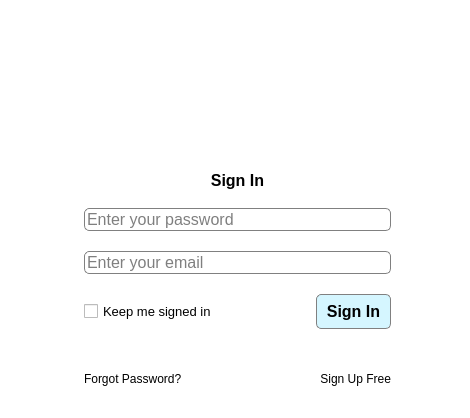
e-remington-lee/record_video, file reluu_application/GUI_improvements/login_layout.ui: the form before one commit.
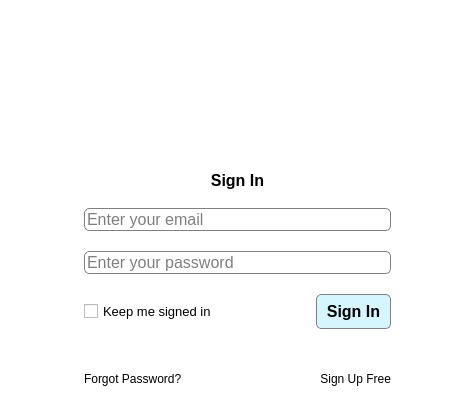
The form after the commit. Icons and pictures are not drawn.

Commit message: login menu login button changes windows and main menu ui added

Patch:
```diff
--- a/reluu_application/GUI_improvements/login_layout.ui
+++ b/reluu_application/GUI_improvements/login_layout.ui
@@ -182,19 +182,19 @@
        <number>70</number>
       </property>
       <item>
-       <widget class="QLineEdit" name="password_input">
+       <widget class="QLineEdit" name="email_input">
         <property name="font">
          <font>
           <pointsize>12</pointsize>
          </font>
         </property>
         <property name="placeholderText">
-         <string>Enter your password</string>
+         <string>Enter your email</string>
         </property>
        </widget>
       </item>
       <item>
-       <widget class="QLineEdit" name="email_input">
+       <widget class="QLineEdit" name="password_input">
         <property name="enabled">
          <bool>true</bool>
         </property>
@@ -203,8 +203,11 @@
           <pointsize>12</pointsize>
          </font>
         </property>
+        <property name="echoMode">
+         <enum>QLineEdit::Password</enum>
+        </property>
         <property name="placeholderText">
-         <string>Enter your email</string>
+         <string>Enter your password</string>
         </property>
        </widget>
       </item>
```
The commit also changes 15 other files.
